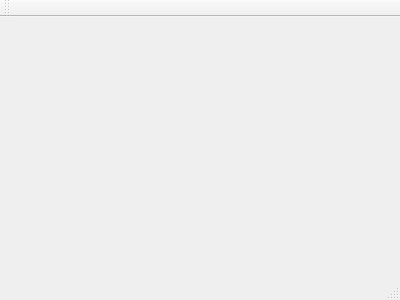
This is telnetssl.ui in rpoisel/telnetssl as Qt 5 draws it before an edit. The edited form follows.
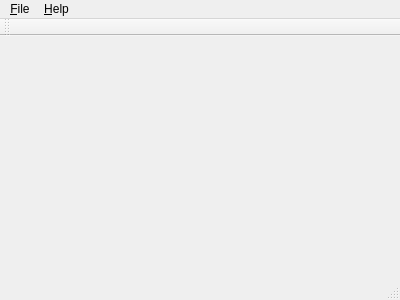
This is the edited form.

What changed in the file:
```diff
--- a/telnetssl.ui
+++ b/telnetssl.ui
@@ -12,13 +12,53 @@
   <property name="windowTitle" >
    <string>TelnetSSL</string>
   </property>
-  <widget class="QMenuBar" name="menuBar" />
-  <widget class="QToolBar" name="mainToolBar" />
-  <widget class="QWidget" name="centralWidget" />
-  <widget class="QStatusBar" name="statusBar" />
+  <widget class="QWidget" name="centralWidget"/>
+  <widget class="QMenuBar" name="menuBar">
+   <property name="geometry">
+    <rect>
+     <x>0</x>
+     <y>0</y>
+     <width>400</width>
+     <height>21</height>
+    </rect>
+   </property>
+   <widget class="QMenu" name="menuFile">
+    <property name="title">
+     <string>&amp;File</string>
+    </property>
+    <addaction name="separator"/>
+    <addaction name="actionExit"/>
+   </widget>
+   <widget class="QMenu" name="menuHelp">
+    <property name="title">
+     <string>&amp;Help</string>
+    </property>
+    <addaction name="actionInfo"/>
+   </widget>
+   <addaction name="menuFile"/>
+   <addaction name="menuHelp"/>
+  </widget>
+  <widget class="QToolBar" name="mainToolBar">
+   <attribute name="toolBarArea">
+    <enum>TopToolBarArea</enum>
+   </attribute>
+   <attribute name="toolBarBreak">
+    <bool>false</bool>
+   </attribute>
+  </widget>
+  <widget class="QStatusBar" name="statusBar"/>
+  <action name="actionExit">
+   <property name="text">
+    <string>E&amp;xit</string>
+   </property>
+  </action>
+  <action name="actionInfo">
+   <property name="text">
+    <string>&amp;Info</string>
+   </property>
+  </action>
  </widget>
- <layoutDefault spacing="6" margin="11" />
- <pixmapfunction></pixmapfunction>
+ <layoutdefault spacing="6" margin="11"/>
  <resources/>
  <connections/>
 </ui>
```
Left out of the diff: 26 changed lines with no effect on the pictures.
